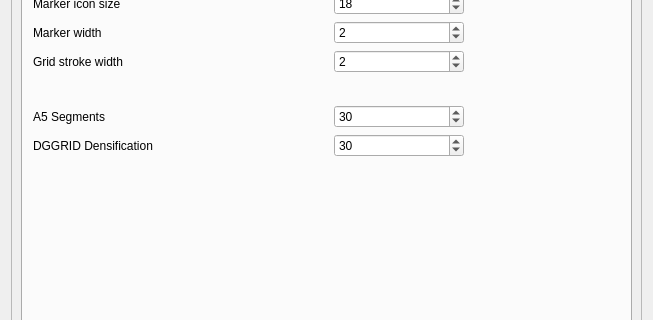
Before: the Qt Designer form ui/settings.ui in opengeoshub/vgridtools, drawn with Qt 5; both pictures show x 0 to 653 and y 281 to 601 of the 653 by 761 pixel window.
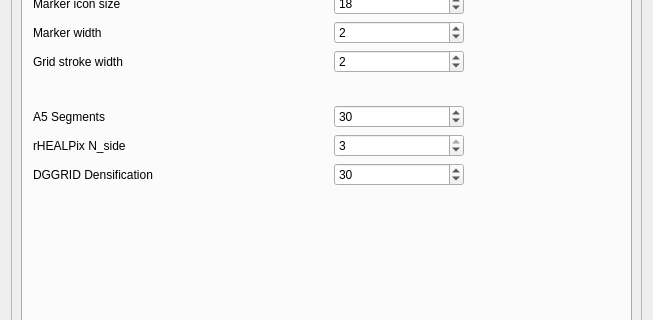
After: the same form once the commit is applied. The open tabs and pages were chosen to show the change. Custom widgets are drawn as their Qt base class.

Patch:
```diff
--- a/ui/settings.ui
+++ b/ui/settings.ui
@@ -249,13 +249,36 @@
              </widget>
             </item>
             <item row="13" column="0">
+             <widget class="QLabel" name="rhealpixNSideLabel">
+              <property name="text">
+               <string>rHEALPix N_side</string>
+              </property>
+             </widget>
+            </item>
+            <item row="13" column="1">
+             <widget class="QSpinBox" name="rhealpixNSideSpinBox">
+              <property name="minimum">
+               <number>2</number>
+              </property>
+              <property name="maximum">
+               <number>3</number>
+              </property>
+              <property name="value">
+               <number>3</number>
+              </property>
+              <property name="toolTip">
+               <string>Children per cell edge (2 or 3; default 3)</string>
+              </property>
+             </widget>
+            </item>
+            <item row="14" column="0">
              <widget class="QLabel" name="dggridDensification">
               <property name="text">
                <string>DGGRID Densification</string>
               </property>
              </widget>
             </item>
-            <item row="13" column="1">
+            <item row="14" column="1">
              <widget class="QSpinBox" name="dggridDensificationSpinBox">
               <property name="minimum">
                <number>1</number>
```
